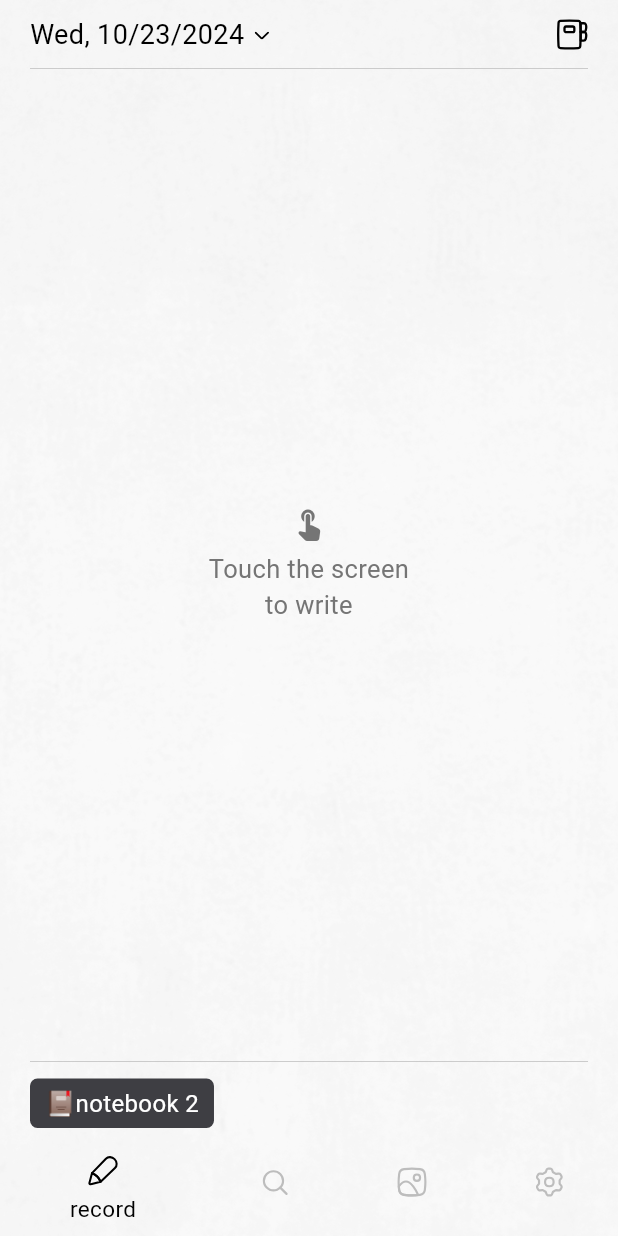
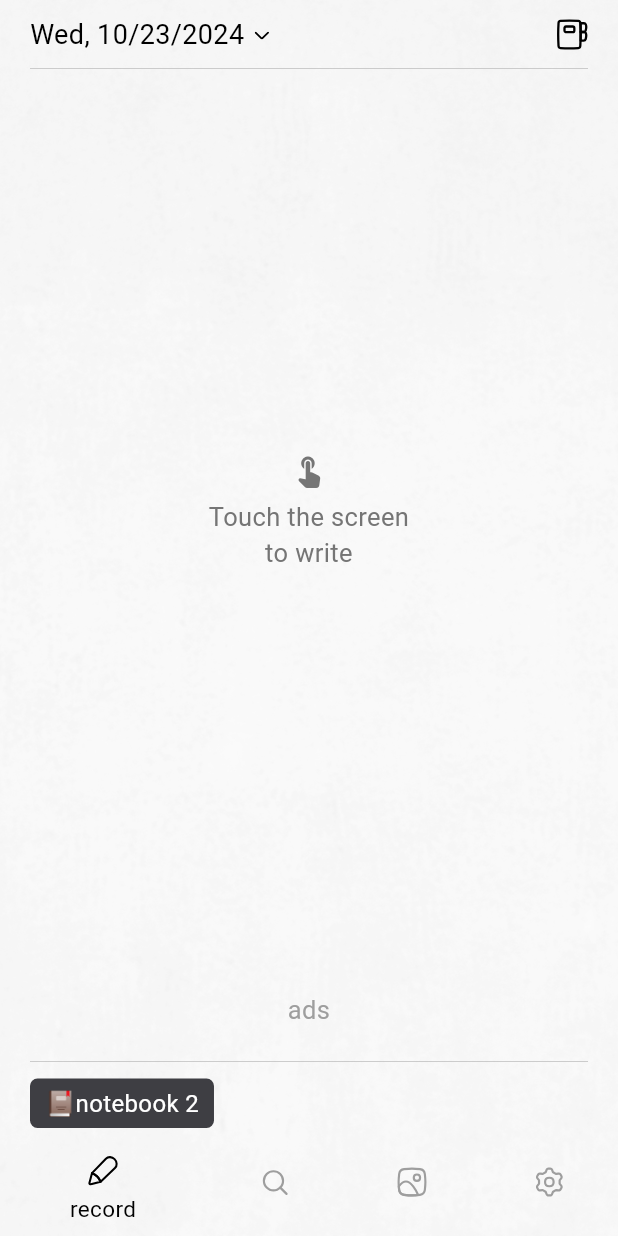
Before and after one commit to kthdd1234/simple-memo, a Flutter app: the screen it shows after launch, after a tap on "Start", on a phone screen of 412 x 824 dp. Run offline on Flutter 3.47's test engine with Material 3 defaults, Android fonts, the light colour scheme and no system bars; drawn by our look-alikes of scrollable_positioned_list; our stand-ins replace carousel_slider, easy_localization, firebase_analytics, firebase_core, flutter_svg, google_mobile_ads and 8 more; missing offline and left inert: app_tracking_transparency, in_app_review, multi_value_listenable_builder, purchases_flutter; accounts and stored records are empty; network calls fail; Roboto replaces fonts that are missing (Omyu).

Commit message:
광고 단위 변경(앱 오프닝 -> 배너 광고)

```diff
--- a/lib/body/ImageBody.dart
+++ b/lib/body/ImageBody.dart
@@ -2,12 +2,15 @@ import 'dart:typed_data';
 import 'package:easy_localization/easy_localization.dart';
 import 'package:flutter/material.dart';
 import 'package:multi_value_listenable_builder/multi_value_listenable_builder.dart';
+import 'package:provider/provider.dart';
 import 'package:simple_memo_app/common/CommonBackground.dart';
+import 'package:simple_memo_app/common/CommonBannerAd.dart';
 import 'package:simple_memo_app/common/CommonScaffold.dart';
 import 'package:simple_memo_app/common/CommonSpace.dart';
 import 'package:simple_memo_app/model/category_box/category_box.dart';
 import 'package:simple_memo_app/model/record_box/record_box.dart';
 import 'package:simple_memo_app/page/ImageSlidePage.dart';
+import 'package:simple_memo_app/provider/PremiumProvider.dart';
 import 'package:simple_memo_app/util/class.dart';
 import 'package:simple_memo_app/util/final.dart';
 import 'package:simple_memo_app/util/func.dart';
@@ -65,6 +68,7 @@ class _ImageBodyState extends State<ImageBody> {
   Widget build(BuildContext context) {
     List<ImageClass> imageClassList = [];
     List<CategoryBox> categoryList = getCategoryList();
+    bool isPremium = context.watch<PremiumProvider>().isPremium;
 
     categoryList.insert(
       0,
@@ -116,7 +120,7 @@ class _ImageBodyState extends State<ImageBody> {
               onRecent: onRecent,
             ),
             ImageView(imageClassList: imageClassList, onImage: onImage),
-            CommonSpace(height: 10),
+            !isPremium ? const CommonBannerAd() : CommonSpace(height: 10),
             MemoCategoryList(
               categoryId: categoryId,
               categoryList: categoryList,
--- a/lib/body/MemoBody.dart
+++ b/lib/body/MemoBody.dart
@@ -2,12 +2,15 @@ import 'package:flutter/material.dart';
 import 'package:multi_value_listenable_builder/multi_value_listenable_builder.dart';
 import 'package:provider/provider.dart';
 import 'package:scrollable_positioned_list/scrollable_positioned_list.dart';
+import 'package:simple_memo_app/common/CommonBannerAd.dart';
+import 'package:simple_memo_app/common/CommonNull.dart';
 import 'package:simple_memo_app/common/CommonSpace.dart';
 import 'package:simple_memo_app/common/CommonText.dart';
 import 'package:simple_memo_app/model/user_box/user_box.dart';
 import 'package:simple_memo_app/page/CategoryPage.dart';
 import 'package:simple_memo_app/etc/MemoPage.dart';
 import 'package:simple_memo_app/provider/CopyMemoInfoProvider.dart';
+import 'package:simple_memo_app/provider/PremiumProvider.dart';
 import 'package:simple_memo_app/provider/SelectedMemoCategoryIdProvider.dart';
 import 'package:simple_memo_app/provider/selectedDateTimeProvider.dart';
 import 'package:simple_memo_app/provider/themeProvider.dart';
@@ -56,6 +59,7 @@ class _MemoBodyState extends State<MemoBody> {
 
   @override
   Widget build(BuildContext context) {
+    bool isPremium = context.watch<PremiumProvider>().isPremium;
     bool isLight = context.watch<ThemeProvider>().isLight;
     DateTime selectedDateTime =
         context.watch<SelectedDateTimeProvider>().seletedDateTime;
@@ -195,6 +199,7 @@ class _MemoBodyState extends State<MemoBody> {
                 },
               ),
             ),
+            !isPremium ? const CommonBannerAd() : const CommonNull(),
             MemoCategoryList(
               controller: controller,
               categoryId: categoryId,
--- a/lib/body/SearchBody.dart
+++ b/lib/body/SearchBody.dart
@@ -1,7 +1,11 @@
 import 'package:easy_localization/easy_localization.dart';
 import 'package:flutter/cupertino.dart';
 import 'package:multi_value_listenable_builder/multi_value_listenable_builder.dart';
+import 'package:provider/provider.dart';
+import 'package:simple_memo_app/common/CommonBannerAd.dart';
+import 'package:simple_memo_app/common/CommonNull.dart';
 import 'package:simple_memo_app/model/category_box/category_box.dart';
+import 'package:simple_memo_app/provider/PremiumProvider.dart';
 import 'package:simple_memo_app/util/final.dart';
 import 'package:simple_memo_app/util/func.dart';
 import 'package:simple_memo_app/widget/appBar/SearchAppBar.dart';
@@ -51,6 +55,7 @@ class _SearchBodyState extends State<SearchBody> {
   @override
   Widget build(BuildContext context) {
     List<CategoryBox> categoryList = getCategoryList();
+    bool isPremium = context.watch<PremiumProvider>().isPremium;
 
     categoryList.insert(
       0,
@@ -81,6 +86,7 @@ class _SearchBodyState extends State<SearchBody> {
               keyword: keywordController.text,
               categoryId: categoryId,
             ),
+            !isPremium ? const CommonBannerAd() : const CommonNull(),
             MemoCategoryList(
               categoryId: categoryId,
               categoryList: categoryList,
--- a/lib/common/CommonBannerAd.dart
+++ b/lib/common/CommonBannerAd.dart
@@ -1,4 +1,5 @@
 import 'package:flutter/cupertino.dart';
+import 'package:flutter/material.dart';
 import 'package:google_mobile_ads/google_mobile_ads.dart';
 import 'package:provider/provider.dart';
 import 'package:simple_memo_app/common/CommonText.dart';
@@ -45,12 +46,17 @@ class _CommonBannerAdState extends State<CommonBannerAd> {
   @override
   Widget build(BuildContext context) {
     return Padding(
-      padding: const EdgeInsets.symmetric(horizontal: 10),
+      padding: const EdgeInsets.symmetric(vertical: 10),
       child: SizedBox(
         height: 50,
         child: _isLoaded
             ? AdWidget(ad: _bannerAd!)
-            : Center(child: CommonText(text: 'ads', isNotTr: true)),
+            : Center(
+                child: CommonText(
+                text: 'ads',
+                isNotTr: true,
+                color: Colors.grey,
+              )),
       ),
     );
   }
--- a/lib/page/HomePage.dart
+++ b/lib/page/HomePage.dart
@@ -30,15 +30,15 @@ class HomePage extends StatefulWidget {
 }
 
 class _HomePageState extends State<HomePage> {
-  late AppLifecycleReactor _appLifecycleReactor;
+  // late AppLifecycleReactor _appLifecycleReactor;
 
-  initialzeAppOpening() {
-    AppOpenAdManager appOpenAdManager = AppOpenAdManager()..loadAd();
-    _appLifecycleReactor = AppLifecycleReactor(
-      appOpenAdManager: appOpenAdManager,
-    );
-    _appLifecycleReactor.listenToAppStateChanges();
-  }
+  // initialzeAppOpening() {
+  //   AppOpenAdManager appOpenAdManager = AppOpenAdManager()..loadAd();
+  //   _appLifecycleReactor = AppLifecycleReactor(
+  //     appOpenAdManager: appOpenAdManager,
+  //   );
+  //   _appLifecycleReactor.listenToAppStateChanges();
+  // }
 
   initializeDB() {
     UserBox? user = userRepository.user;
@@ -80,7 +80,7 @@ class _HomePageState extends State<HomePage> {
 
   @override
   void initState() {
-    initialzeAppOpening();
+    // initialzeAppOpening();
     initializeDB();
     initializePremium();
     initializeCategoryList();
@@ -104,7 +104,7 @@ class _HomePageState extends State<HomePage> {
               ? isLight
                   ? Colors.black
                   : Colors.white
-              : grey.s400,
+              : Colors.grey,
         ),
       );
     }
--- a/pubspec.yaml
+++ b/pubspec.yaml
@@ -16,7 +16,7 @@ publish_to: 'none' # Remove this line if you wish to publish to pub.dev
 # https://developer.apple.com/library/archive/documentation/General/Reference/InfoPlistKeyReference/Articles/CoreFoundationKeys.html
 # In Windows, build-name is used as the major, minor, and patch parts
 # of the product and file versions while build-number is used as the build suffix.
-version: 1.0.3+5
+version: 1.0.4+5
 
 environment:
   sdk: '>=3.4.4 <4.0.0'
```
Also changed, not shown: lib/page/PremiumPage.dart (+10 -9 lines), 1 other file.
